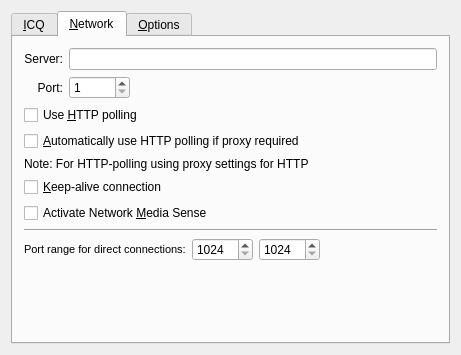
Before: the Qt Designer form branches/branch-playground/plugins/icq/icqconfigbase.ui in BackupTheBerlios/sim-im-svn, drawn with Qt 5.
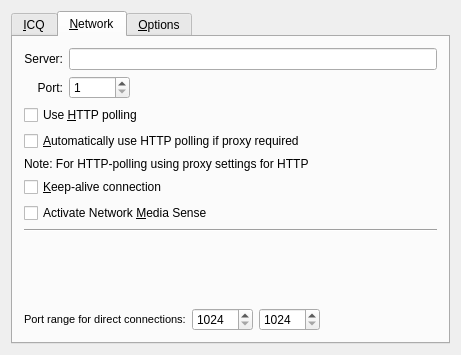
After: the same form once the commit is applied.

Commit message: * quickfix row of direct connection ports

The edit to the form file:
```diff
--- a/branches/branch-playground/plugins/icq/icqconfigbase.ui
+++ b/branches/branch-playground/plugins/icq/icqconfigbase.ui
@@ -203,7 +203,7 @@
          </property>
         </spacer>
        </item>
-       <item row="8" column="0" colspan="3">
+       <item row="10" column="0" colspan="3">
         <layout class="QHBoxLayout">
          <property name="spacing">
           <number>6</number>
```
